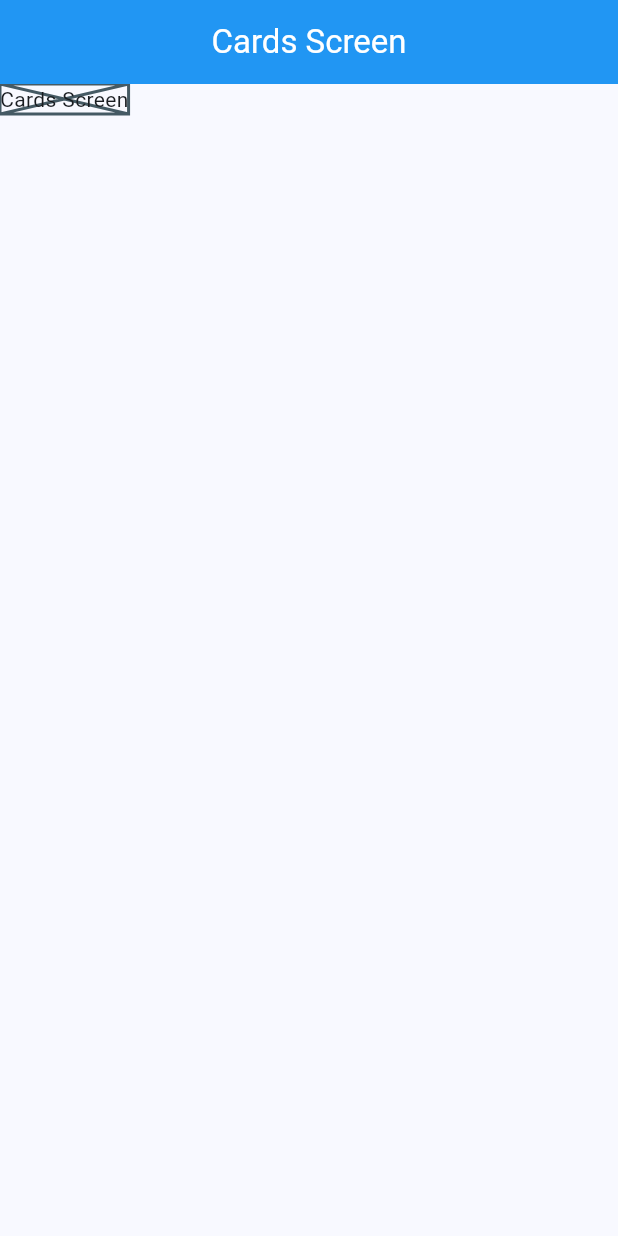
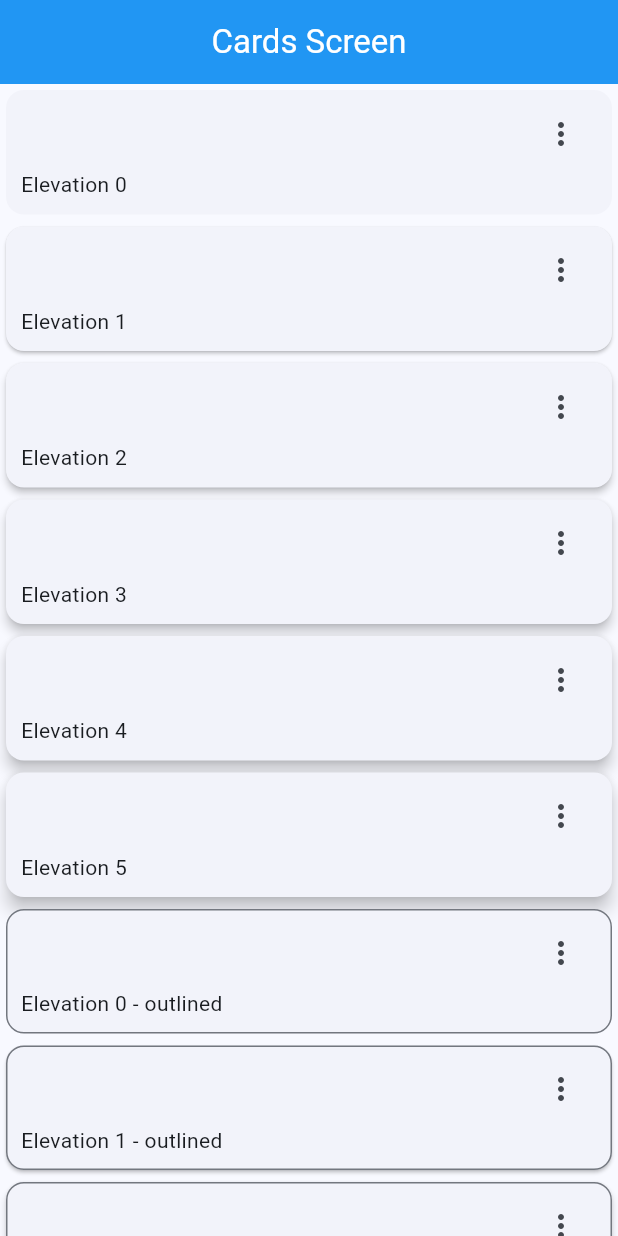
Before and after one commit to fabsotom97/widgets_app, a Flutter app: the CardsScreen screen opened by its route, on a phone screen of 412 x 824 dp. Run offline on Flutter 3.47's test engine with Material 3 defaults, Android fonts, the phone set to English and light mode, and no system bars; our stand-ins replace go_router.

Commit message:
agregar tarjetas con y sin borde

```diff
--- a/lib/presentation/cards/cards_screen.dart
+++ b/lib/presentation/cards/cards_screen.dart
@@ -1,4 +1,13 @@
 import 'package:flutter/material.dart';
+
+const cards = <Map<String, dynamic>>[
+  {'elevation': 0.0, 'label': 'Elevation 0'},
+  {'elevation': 1.0, 'label': 'Elevation 1'},
+  {'elevation': 2.0, 'label': 'Elevation 2'},
+  {'elevation': 3.0, 'label': 'Elevation 3'},
+  {'elevation': 4.0, 'label': 'Elevation 4'},
+  {'elevation': 5.0, 'label': 'Elevation 5'},
+];
 
 class CardsScreen extends StatelessWidget {
   static const String name = 'cards_screen';
@@ -9,7 +18,96 @@ class CardsScreen extends StatelessWidget {
   Widget build(BuildContext context) {
     return Scaffold(
       appBar: AppBar(title: const Text('Cards Screen')),
-      body: const Placeholder(child: Text('Cards Screen')),
+      body: _CardsView(),
     );
   }
 }
+
+class _CardsView extends StatelessWidget {
+  const _CardsView();
+
+  @override
+  Widget build(BuildContext context) {
+    return SingleChildScrollView(
+      child: Column(
+        children: [
+          ...cards.map(
+            (card) =>
+                _CardType1(label: card['label'], elevation: card['elevation']),
+          ),
+          ...cards.map(
+            (card) =>
+                _CardType2(label: card['label'], elevation: card['elevation']),
+          ),
+        ],
+      ),
+    );
+  }
+}
+
+class _CardType1 extends StatelessWidget {
+  final String label;
+  final double elevation;
+
+  const _CardType1({required this.label, required this.elevation});
+
+  @override
+  Widget build(BuildContext context) {
+    return Card(
+      elevation: elevation,
+      child: Padding(
+        padding: const EdgeInsets.fromLTRB(10, 5, 10, 10),
+        child: Column(
+          children: [
+            Align(
+              alignment: Alignment.topRight,
+              child: IconButton(
+                icon: Icon(Icons.more_vert_outlined),
+                onPressed: () {},
+              ),
+            ),
+            Align(alignment: Alignment.bottomLeft, child: Text(label)),
+          ],
+        ),
+      ),
+    );
+  }
+}
+
+class _CardType2 extends StatelessWidget {
+  final String label;
+  final double elevation;
+
+  const _CardType2({required this.label, required this.elevation});
+
+  @override
+  Widget build(BuildContext context) {
+    final colors = Theme.of(context).colorScheme;
+
+    return Card(
+      shape: RoundedRectangleBorder(
+        borderRadius: BorderRadius.all(Radius.circular(12)),
+        side: BorderSide(color: colors.outline),
+      ),
+      elevation: elevation,
+      child: Padding(
+        padding: const EdgeInsets.fromLTRB(10, 5, 10, 10),
+        child: Column(
+          children: [
+            Align(
+              alignment: Alignment.topRight,
+              child: IconButton(
+                icon: Icon(Icons.more_vert_outlined),
+                onPressed: () {},
+              ),
+            ),
+            Align(
+              alignment: Alignment.bottomLeft,
+              child: Text('$label - outlined'),
+            ),
+          ],
+        ),
+      ),
+    );
+  }
+}
```
